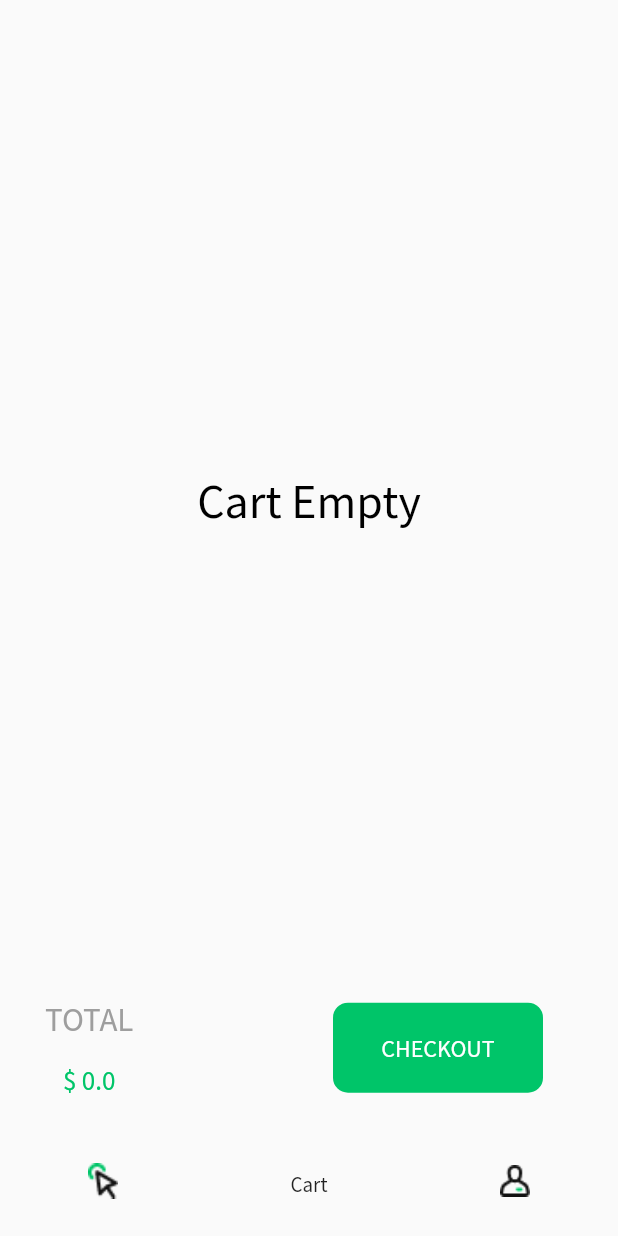
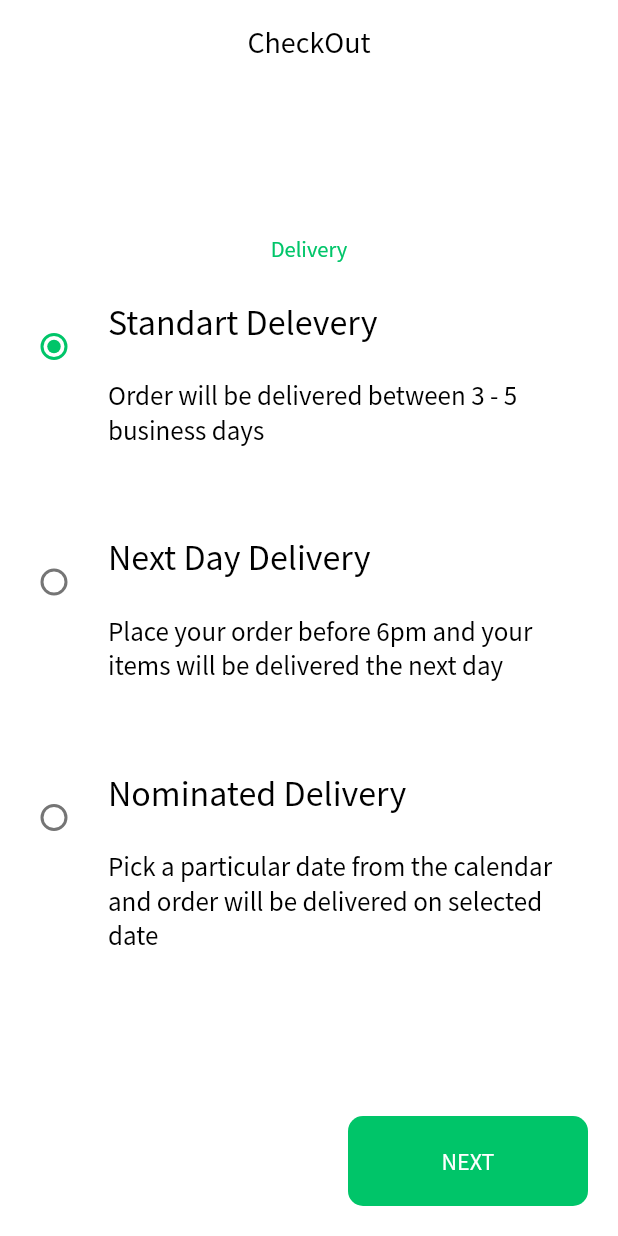
Before and after one commit to huseyindervis19/TekApp, a Flutter app: the screen it shows once a user with an empty profile is signed in, item 2 of the bottom bar chosen, after a tap on "CHECKOUT", on a phone screen of 412 x 824 dp. Run offline on Flutter 3.47's test engine with Material 2 defaults, Android fonts, the phone set to English and light mode, and no system bars; our stand-ins replace cloud_firestore, firebase_auth, firebase_core, flutter_svg, get, google_sign_in and 2 more; missing offline and left inert: flutter_login_facebook, status_change; accounts and stored records are empty; network calls fail.

Commit message:
Add Checkout pages and functionality completed !

```diff
--- a/lib/constance.dart
+++ b/lib/constance.dart
@@ -8,3 +8,7 @@ final String columnPrice = 'price';
 final String columnProductId = 'productId';
 const kMainColor = Color.fromRGBO(0, 197, 105, 1);
 const CACHED_USER_DATA = 'CACHED_USER_DATA';
+
+const kTileHeight = 50.0;
+const inProgressColor = Colors.black87;
+const todoColor = Color(0xffd1d2d7);
--- a/lib/helper/binding.dart
+++ b/lib/helper/binding.dart
@@ -1,8 +1,10 @@
 import 'package:get/get.dart';
 import 'package:tek_app/core/view_model/auth_view_model.dart';
 import 'package:tek_app/core/view_model/cart_viewmodel.dart';
+import 'package:tek_app/core/view_model/checkout_viewmodel.dart';
 import 'package:tek_app/core/view_model/control_view_model.dart';
 import 'package:tek_app/helper/local_storage_data.dart';
+import 'package:tek_app/view/ckeckout/checkout_view.dart';
 
 import '../core/view_model/home_view_model.dart';
 
@@ -14,5 +16,6 @@ class Binding extends Bindings {
     Get.lazyPut(() => HomeViewModel());
     Get.lazyPut(() => CartViewModel());
     Get.lazyPut(() => LocalStorageData());
+    Get.lazyPut(() => CheckOutViewModel());
   }
 }
--- /dev/null
+++ b/lib/helper/enum.dart
@@ -0,0 +1,11 @@
+enum Pages {
+  DeliveryTime,
+  AddAddress,
+  Summary,
+}
+
+enum Delevery {
+  StandardDelivery,
+  NextDayDelivery,
+  NominatedDelivery,
+}
--- a/lib/view/cart_view.dart
+++ b/lib/view/cart_view.dart
@@ -5,6 +5,7 @@ import 'package:flutter_svg/flutter_svg.dart';
 import 'package:get/get.dart';
 import 'package:tek_app/constance.dart';
 import 'package:tek_app/core/view_model/cart_viewmodel.dart';
+import 'package:tek_app/view/ckeckout/checkout_view.dart';
 import 'package:tek_app/view/widgets/custom_button.dart';
 import 'package:tek_app/view/widgets/custom_text.dart';
 
@@ -170,7 +171,9 @@ class CartView extends StatelessWidget {
                   height: 100,
                   width: 180,
                   child: CustomButton(
-                    onPressed: () {},
+                    onPressed: () {
+                      Get.to(CheckOutView());
+                    },
                     text: 'CHECKOUT',
                   ),
                 ),
--- /dev/null
+++ b/lib/view/ckeckout/checkout_view.dart
@@ -0,0 +1,164 @@
+import 'package:flutter/material.dart';
+import 'package:flutter/src/widgets/container.dart';
+import 'package:flutter/src/widgets/framework.dart';
+import 'package:get/get.dart';
+import 'package:status_change/status_change.dart';
+import 'package:tek_app/constance.dart';
+import 'package:tek_app/core/view_model/checkout_viewmodel.dart';
+import 'package:tek_app/view/ckeckout/summary_widget.dart';
+import 'package:tek_app/view/widgets/custom_button.dart';
+
+import '../../helper/enum.dart';
+import 'add_address_widget.dart';
+import 'delevery_time_widget.dart';
+
+class CheckOutView extends StatelessWidget {
+  const CheckOutView({super.key});
+
+  @override
+  Widget build(BuildContext context) {
+    return GetBuilder<CheckOutViewModel>(
+      init: CheckOutViewModel(),
+      builder: (controller) => Scaffold(
+        appBar: AppBar(
+          centerTitle: true,
+          backgroundColor: Colors.white,
+          elevation: 0.0,
+          title: Text(
+            "CheckOut",
+            style: TextStyle(
+              color: Colors.black,
+            ),
+          ),
+        ),
+        backgroundColor: Colors.white,
+        body: Column(
+          children: [
+            Container(
+              height: 100,
+              // child: StatusChange.tileBuilder(
+              //   theme: StatusChangeThemeData(
+              //     direction: Axis.horizontal,
+              //     connectorTheme:
+              //         ConnectorThemeData(space: 1.0, thickness: 1.0),
+              //   ),
+              //   builder: StatusChangeTileBuilder.connected(
+              //     itemWidth: (_) =>
+              //         MediaQuery.of(context).size.width / _processes.length,
+              //     nameWidgetBuilder: (context, index) {
+              //       return Padding(
+              //         padding: const EdgeInsets.only(top: 15.0),
+              //         child: Text(
+              //           _processes[index],
+              //           style: TextStyle(
+              //             fontWeight: FontWeight.bold,
+              //             color: controller.getColor(index),
+              //           ),
+              //         ),
+              //       );
+              //     },
+              //     indicatorWidgetBuilder: (_, index) {
+              //       if (index <= controller.index) {
+              //         return DotIndicator(
+              //           size: 35.0,
+              //           border: Border.all(color: Colors.green, width: 1),
+              //           child: Padding(
+              //             padding: const EdgeInsets.all(6.0),
+              //             child: Container(
+              //               decoration: BoxDecoration(
+              //                 shape: BoxShape.circle,
+              //                 color: Colors.green,
+              //               ),
+              //             ),
+              //           ),
+              //         );
+              //       } else {
+              //         return OutlinedDotIndicator(
+              //           size: 30,
+              //           borderWidth: 1.0,
+              //           color: todoColor,
+              //         );
+              //       }
+              //     },
+              //     lineWidgetBuilder: (index) {
+              //       if (index > 0) {
+              //         if (index == controller.index) {
+              //           final prevColor = controller.getColor(index - 1);
+              //           final color = controller.getColor(index);
+              //           var gradientColors;
+              //           gradientColors = [
+              //             prevColor,
+              //             Color.lerp(prevColor, color, 0.5)
+              //           ];
+              //           return DecoratedLineConnector(
+              //             decoration: BoxDecoration(
+              //               gradient: LinearGradient(
+              //                 colors: gradientColors,
+              //               ),
+              //             ),
+              //           );
+              //         } else {
+              //           return SolidLineConnector(
+              //             color: controller.getColor(index),
+              //           );
+              //         }
+              //       } else {
+              //         return null;
+              //       }
+              //     },
+              //     itemCount: _processes.length,
+              //   ),
+              // ),
+            ),
+            controller.pages == Pages.DeliveryTime
+                ? DeliveryTime()
+                : controller.pages == Pages.AddAddress
+                    ? AddAddress()
+                    : Summary(),
+            Row(
+              mainAxisAlignment: MainAxisAlignment.end,
+              children: [
+                controller.index == 0
+                    ? Container()
+                    : Align(
+                        alignment: Alignment.bottomRight,
+                        child: Container(
+                          padding: EdgeInsets.all(20),
+                          width: 200,
+                          child: CustomButton(
+                            color: Colors.white,
+                            textColor: kMainColor,
+                            text: 'BACK',
+                            onPressed: () {
+                              controller.changeIndex(controller.index - 1);
+                            },
+                          ),
+                        ),
+                      ),
+                Align(
+                  alignment: Alignment.bottomRight,
+                  child: Container(
+                    padding: EdgeInsets.all(20),
+                    width: 200,
+                    child: CustomButton(
+                      text: 'NEXT',
+                      onPressed: () {
+                        controller.changeIndex(controller.index + 1);
+                      },
+                    ),
+                  ),
+                ),
+              ],
+            ),
+          ],
+        ),
+      ),
+    );
+  }
+}
+
+final _processes = [
+  'Delivery',
+  'Address',
+  'Summer',
+];
--- /dev/null
+++ b/lib/view/ckeckout/delevery_time_widget.dart
@@ -0,0 +1,94 @@
+import 'package:flutter/material.dart';
+import 'package:tek_app/constance.dart';
+import 'package:tek_app/helper/enum.dart';
+import 'package:tek_app/view/widgets/custom_text.dart';
+
+class DeliveryTime extends StatefulWidget {
+  @override
+  State<DeliveryTime> createState() => _DeliveryTimeState();
+}
+
+class _DeliveryTimeState extends State<DeliveryTime> {
+  Delevery delevery = Delevery.StandardDelivery;
+
+  @override
+  Widget build(BuildContext context) {
+    return Expanded(
+      child: Column(
+        children: [
+          CustomText(
+            text: 'Delivery',
+            fontSize: 15,
+            alignment: Alignment.center,
+            color: kMainColor,
+          ),
+          SizedBox(
+            height: 20,
+          ),
+          RadioListTile<Delevery>(
+            value: Delevery.StandardDelivery,
+            groupValue: delevery,
+            onChanged: (value) {
+              setState(() {
+                delevery = value!;
+              });
+            },
+            title: CustomText(
+              text: 'Standart Delevery',
+              fontSize: 24,
+            ),
+            subtitle: CustomText(
+              text: '\nOrder will be delivered between 3 - 5 business days',
+              fontSize: 18,
+            ),
+            activeColor: kMainColor,
+          ),
+          SizedBox(
+            height: 50,
+          ),
+          RadioListTile<Delevery>(
+            value: Delevery.NextDayDelivery,
+            groupValue: delevery,
+            onChanged: (value) {
+              setState(() {
+                delevery = value!;
+              });
+            },
+            title: CustomText(
+              text: 'Next Day Delivery',
+              fontSize: 24,
+            ),
+            subtitle: CustomText(
+              text:
+                  '\nPlace your order before 6pm and your items will be delivered the next day',
+              fontSize: 18,
+            ),
+            activeColor: kMainColor,
+          ),
+          SizedBox(
+            height: 50,
+          ),
+          RadioListTile<Delevery>(
+            value: Delevery.NominatedDelivery,
+            groupValue: delevery,
+            onChanged: (value) {
+              setState(() {
+                delevery = value!;
+              });
+            },
+            title: CustomText(
+              text: 'Nominated Delivery',
+              fontSize: 24,
+            ),
+            subtitle: CustomText(
+              text:
+                  '\nPick a particular date from the calendar and order will be delivered on selected date',
+              fontSize: 18,
+            ),
+            activeColor: kMainColor,
+          ),
+        ],
+      ),
+    );
+  }
+}
--- a/lib/view/widgets/custom_button.dart
+++ b/lib/view/widgets/custom_button.dart
@@ -7,10 +7,14 @@ import 'custom_text.dart';
 
 class CustomButton extends StatelessWidget {
   final String text;
+  final Color color;
+  final Color textColor;
   final VoidCallback? onPressed;
   const CustomButton({
     required this.text,
     this.onPressed,
+    this.color = kMainColor,
+    this.textColor = Colors.white,
   });
 
   @override
@@ -18,14 +22,14 @@ class CustomButton extends StatelessWidget {
     return TextButton(
       style: TextButton.styleFrom(
           padding: EdgeInsets.all(20),
-          backgroundColor: kMainColor,
+          backgroundColor: color,
           shape:
               RoundedRectangleBorder(borderRadius: BorderRadius.circular(10))),
       onPressed: onPressed,
       child: CustomText(
         text: text,
         alignment: Alignment.center,
-        color: Colors.white,
+        color: textColor,
       ),
     );
   }
--- a/pubspec.yaml
+++ b/pubspec.yaml
@@ -46,6 +46,8 @@ dependencies:
   path: ^1.8.2
   shared_preferences: ^2.0.15
   flutter_svg: ^1.1.6
+  status_change: ^2.0.0
+
 
 
 
```
Also changed, not shown: lib/core/view_model/auth_view_model.dart (+16 -3 lines), lib/core/view_model/checkout_viewmodel.dart (added, +48 -0 lines), lib/view/ckeckout/add_address_widget.dart (added, +132 -0 lines), lib/view/ckeckout/summary_widget.dart (added, +106 -0 lines), lib/view/profile_view.dart (+10 -4 lines), lib/view/widgets/custom_text_form_field.dart (+4 -4 lines), pubspec.lock.
